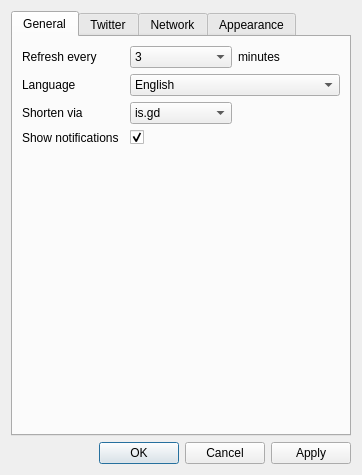
ayoy/qtwitter, file qtwitter-app/ui/settings.ui: the form before one commit.
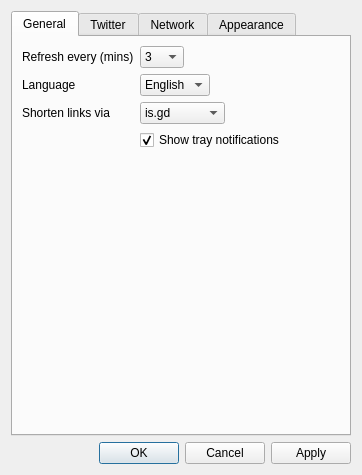
The form after the commit. Icons and pictures are not drawn.

Commit message: Added shortcuts for switching accounts and changed labels' naming in settings dialog form.

```diff
--- a/qtwitter-app/ui/settings.ui
+++ b/qtwitter-app/ui/settings.ui
@@ -26,7 +26,7 @@
    <string>Settings</string>
   </property>
   <layout class="QGridLayout" name="gridLayout">
-   <item row="0" column="0">
+   <item row="1" column="0">
     <widget class="QTabWidget" name="tabs">
      <property name="currentIndex">
       <number>0</number>
@@ -38,11 +38,17 @@
       <attribute name="title">
        <string>General</string>
       </attribute>
-      <layout class="QGridLayout" name="gridLayout_3">
+      <layout class="QFormLayout" name="formLayout_3">
+       <property name="fieldGrowthPolicy">
+        <enum>QFormLayout::FieldsStayAtSizeHint</enum>
+       </property>
        <item row="0" column="0">
-        <widget class="QLabel" name="label">
+        <widget class="QLabel" name="refreshLabel">
          <property name="text">
-          <string>Refresh every</string>
+          <string>Refresh every (mins)</string>
+         </property>
+         <property name="buddy">
+          <cstring>refreshCombo</cstring>
          </property>
         </widget>
        </item>
@@ -85,21 +91,17 @@
          </item>
         </widget>
        </item>
-       <item row="0" column="2">
-        <widget class="QLabel" name="label_2">
-         <property name="text">
-          <string>minutes</string>
-         </property>
-        </widget>
-       </item>
-       <item row="2" column="0">
-        <widget class="QLabel" name="label_3">
+       <item row="1" column="0">
+        <widget class="QLabel" name="languageLabel">
          <property name="text">
           <string>Language</string>
          </property>
+         <property name="buddy">
+          <cstring>languageCombo</cstring>
+         </property>
         </widget>
        </item>
-       <item row="2" column="1" colspan="2">
+       <item row="1" column="1">
         <widget class="QComboBox" name="languageCombo">
          <property name="currentIndex">
           <number>0</number>
@@ -114,44 +116,17 @@
          </item>
         </widget>
        </item>
-       <item row="4" column="0">
-        <widget class="QLabel" name="label_4">
+       <item row="2" column="0">
+        <widget class="QLabel" name="shortenLabel">
          <property name="text">
-          <string>Show notifications</string>
+          <string>Shorten links via</string>
          </property>
-        </widget>
-       </item>
-       <item row="4" column="1">
-        <widget class="QCheckBox" name="notificationsBox">
-         <property name="text">
-          <string/>
+         <property name="buddy">
+          <cstring>urlShortenerCombo</cstring>
          </property>
-         <property name="checked">
-          <bool>true</bool>
-         </property>
         </widget>
        </item>
-       <item row="5" column="0">
-        <spacer name="verticalSpacer_4">
-         <property name="orientation">
-          <enum>Qt::Vertical</enum>
-         </property>
-         <property name="sizeHint" stdset="0">
-          <size>
-           <width>20</width>
-           <height>40</height>
-          </size>
-         </property>
-        </spacer>
-       </item>
-       <item row="3" column="0">
-        <widget class="QLabel" name="label_4">
-         <property name="text">
-          <string>Shorten via</string>
-         </property>
-        </widget>
-       </item>
-       <item row="3" column="1">
+       <item row="2" column="1">
         <widget class="QComboBox" name="urlShortenerCombo">
          <item>
           <property name="text">
@@ -170,6 +145,16 @@
          </item>
         </widget>
        </item>
+       <item row="3" column="1">
+        <widget class="QCheckBox" name="notificationsBox">
+         <property name="text">
+          <string>Show tray notifications</string>
+         </property>
+         <property name="checked">
+          <bool>true</bool>
+         </property>
+        </widget>
+       </item>
       </layout>
      </widget>
      <widget class="QWidget" name="twitterTab">
@@ -465,7 +450,7 @@
      </widget>
     </widget>
    </item>
-   <item row="1" column="0">
+   <item row="2" column="0">
     <widget class="QDialogButtonBox" name="buttonBox">
      <property name="orientation">
       <enum>Qt::Horizontal</enum>
```
Left out of the diff: 21 changed lines with no effect on the pictures. The commit also changes 3 other files.
